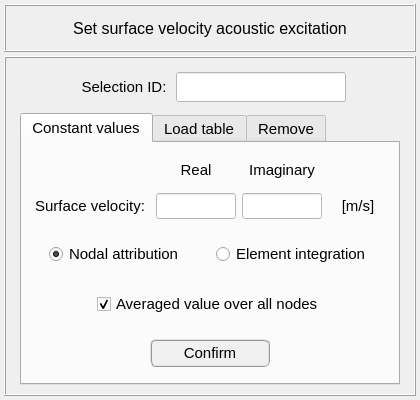
The window that data/ui_files/model/acoustic/surface_velocity_input.ui (MOPT-UFSC/VIBRA) describes before a commit, drawn with Qt 5.
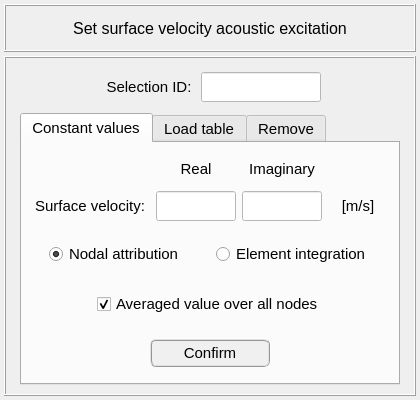
The same window after the commit. The open tabs and pages were chosen to show the change.

Diff of the .ui file:
```diff
--- a/data/ui_files/model/acoustic/surface_velocity_input.ui
+++ b/data/ui_files/model/acoustic/surface_velocity_input.ui
@@ -214,20 +214,20 @@
           <widget class="QLineEdit" name="lineEdit_selection_id">
            <property name="minimumSize">
             <size>
-             <width>170</width>
+             <width>120</width>
              <height>30</height>
             </size>
            </property>
            <property name="maximumSize">
             <size>
-             <width>170</width>
+             <width>120</width>
              <height>30</height>
             </size>
            </property>
            <property name="font">
             <font>
              <family>MS Shell Dlg 2</family>
-             <pointsize>11</pointsize>
+             <pointsize>10</pointsize>
              <weight>50</weight>
              <italic>false</italic>
              <bold>false</bold>
@@ -349,13 +349,13 @@
                <property name="minimumSize">
                 <size>
                  <width>80</width>
-                 <height>26</height>
+                 <height>30</height>
                 </size>
                </property>
                <property name="maximumSize">
                 <size>
                  <width>80</width>
-                 <height>26</height>
+                 <height>30</height>
                 </size>
                </property>
                <property name="font">
@@ -381,13 +381,13 @@
                <property name="minimumSize">
                 <size>
                  <width>60</width>
-                 <height>26</height>
+                 <height>30</height>
                 </size>
                </property>
                <property name="maximumSize">
                 <size>
                  <width>60</width>
-                 <height>26</height>
+                 <height>30</height>
                 </size>
                </property>
                <property name="font">
@@ -412,13 +412,13 @@
                <property name="minimumSize">
                 <size>
                  <width>120</width>
-                 <height>26</height>
+                 <height>30</height>
                 </size>
                </property>
                <property name="maximumSize">
                 <size>
                  <width>120</width>
-                 <height>26</height>
+                 <height>30</height>
                 </size>
                </property>
                <property name="font">
@@ -505,13 +505,13 @@
                <property name="minimumSize">
                 <size>
                  <width>80</width>
-                 <height>26</height>
+                 <height>30</height>
                 </size>
                </property>
                <property name="maximumSize">
                 <size>
                  <width>80</width>
-                 <height>26</height>
+                 <height>30</height>
                 </size>
                </property>
                <property name="font">
```
Left out of the diff: 2 changed lines with no effect on the pictures.
